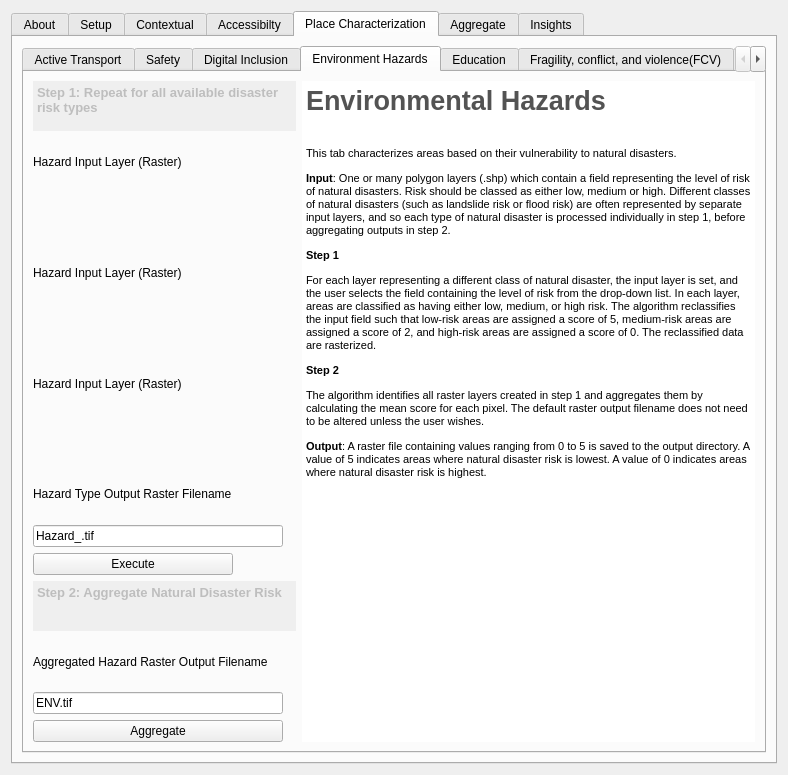
Before: the Qt Designer form gender_indicator_tool/gender_indicator_tool_dialog_base.ui in worldbank/GEEST, drawn with Qt 5.
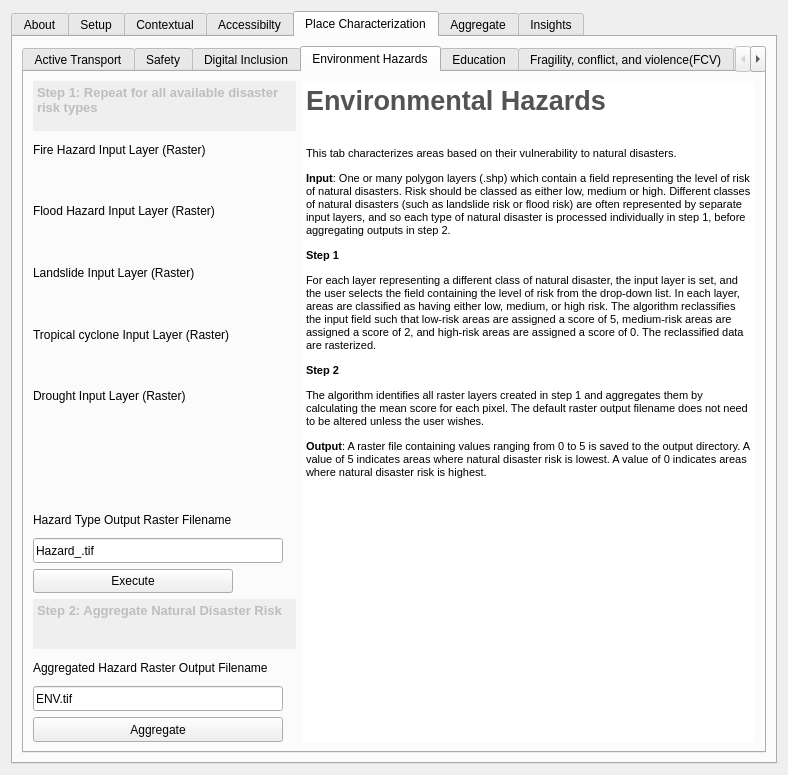
After: the same form once the commit is applied. The open tabs and pages were chosen to show the change. Custom widgets are drawn as their Qt base class.

Commit message: updates on Environmental Hazards factor

What changed in the file:
```diff
--- a/gender_indicator_tool/gender_indicator_tool_dialog_base.ui
+++ b/gender_indicator_tool/gender_indicator_tool_dialog_base.ui
@@ -2544,33 +2544,72 @@
            <string>Environment Hazards</string>
           </attribute>
           <layout class="QGridLayout" name="gridLayout_21">
-           <item row="0" column="0" colspan="2">
-            <widget class="QTextEdit" name="textEdit_32">
-             <property name="enabled">
-              <bool>false</bool>
+           <item row="9" column="0">
+            <widget class="QLabel" name="label_134">
+             <property name="maximumSize">
+              <size>
+               <width>16777215</width>
+               <height>50</height>
+              </size>
              </property>
+             <property name="text">
+              <string>Drought Input Layer (Raster)</string>
+             </property>
+            </widget>
+           </item>
+           <item row="19" column="1">
+            <widget class="QLabel" name="ENVAGG_status">
+             <property name="text">
+              <string/>
+             </property>
+            </widget>
+           </item>
+           <item row="5" column="0">
+            <widget class="QLabel" name="label_131">
              <property name="maximumSize">
               <size>
-               <width>350</width>
+               <width>16777215</width>
                <height>50</height>
               </size>
              </property>
-             <property name="frameShape">
-              <enum>QFrame::NoFrame</enum>
+             <property name="text">
+              <string>Landslide Input Layer (Raster)</string>
              </property>
-             <property name="html">
-              <string>&lt;!DOCTYPE HTML PUBLIC &quot;-//W3C//DTD HTML 4.0//EN&quot; &quot;http://www.w3.org/TR/REC-html40/strict.dtd&quot;&gt;
-&lt;html&gt;&lt;head&gt;&lt;meta name=&quot;qrichtext&quot; content=&quot;1&quot; /&gt;&lt;style type=&quot;text/css&quot;&gt;
-p, li { white-space: pre-wrap; }
-&lt;/style&gt;&lt;/head&gt;&lt;body style=&quot; font-family:'Noto Sans'; font-size:10pt; font-weight:400; font-style:normal;&quot;&gt;
-&lt;p style=&quot; margin-top:0px; margin-bottom:0px; margin-left:0px; margin-right:0px; -qt-block-indent:0; text-indent:0px;&quot;&gt;&lt;span style=&quot; font-family:'MS Shell Dlg 2'; font-weight:600;&quot;&gt;Step 1: Repeat for all available disaster risk types&lt;/span&gt;&lt;/p&gt;&lt;/body&gt;&lt;/html&gt;</string>
+            </widget>
+           </item>
+           <item row="7" column="0">
+            <widget class="QLabel" name="label_132">
+             <property name="maximumSize">
+              <size>
+               <width>16777215</width>
+               <height>50</height>
+              </size>
              </property>
+             <property name="text">
+              <string>Tropical cyclone Input Layer (Raster)</string>
+             </property>
             </widget>
            </item>
-           <item row="1" column="0" colspan="2">
-            <widget class="QLabel" name="label_128">
+           <item row="19" column="0">
+            <widget class="QPushButton" name="ENV_Aggregate_PB">
+             <property name="maximumSize">
+              <size>
+               <width>250</width>
+               <height>50</height>
+              </size>
+             </property>
+             <property name="toolTip">
+              <string>&lt;html&gt;&lt;head/&gt;&lt;body&gt;&lt;p&gt;&lt;span style=&quot; font-weight:600;&quot;&gt;Geoprocessiong Execution&lt;/span&gt;&lt;/p&gt;&lt;/body&gt;&lt;/html&gt;</string>
+             </property>
              <property name="text">
-              <string>Hazard Input Layer (Raster)</string>
+              <string>Aggregate</string>
+             </property>
+            </widget>
+           </item>
+           <item row="15" column="1">
+            <widget class="QLabel" name="ENV_status">
+             <property name="text">
+              <string/>
              </property>
             </widget>
            </item>
@@ -2579,32 +2618,31 @@
              <property name="maximumSize">
               <size>
                <width>300</width>
-               <height>16777215</height>
+               <height>50</height>
               </size>
              </property>
             </widget>
            </item>
-           <item row="3" column="0" colspan="2">
-            <widget class="QLabel" name="label_130">
-             <property name="text">
-              <string>Hazard Input Layer (Raster)</string>
-             </property>
-            </widget>
-           </item>
            <item row="4" column="0" colspan="2">
             <widget class="QgsFileWidget" name="ENV_Input_Field_2" native="true">
              <property name="maximumSize">
               <size>
                <width>300</width>
-               <height>16777215</height>
+               <height>50</height>
               </size>
              </property>
             </widget>
            </item>
-           <item row="5" column="0" colspan="2">
-            <widget class="QLabel" name="label_131">
+           <item row="1" column="0">
+            <widget class="QLabel" name="label_128">
+             <property name="maximumSize">
+              <size>
+               <width>16777215</width>
+               <height>50</height>
+              </size>
+             </property>
              <property name="text">
-              <string>Hazard Input Layer (Raster)</string>
+              <string>Fire Hazard Input Layer (Raster)</string>
              </property>
             </widget>
            </item>
@@ -2613,24 +2651,17 @@
              <property name="maximumSize">
               <size>
                <width>300</width>
-               <height>16777215</height>
+               <height>50</height>
               </size>
              </property>
             </widget>
            </item>
-           <item row="7" column="0" colspan="2">
-            <widget class="QLabel" name="label_127">
-             <property name="text">
-              <string>Hazard Type Output Raster Filename</string>
-             </property>
-            </widget>
-           </item>
-           <item row="8" column="0">
+           <item row="14" column="0">
             <widget class="QgsFilterLineEdit" name="ENV_Output_Field">
              <property name="maximumSize">
               <size>
                <width>250</width>
-               <height>16777215</height>
+               <height>50</height>
               </size>
              </property>
              <property name="text">
@@ -2641,27 +2672,7 @@
              </property>
             </widget>
            </item>
-           <item row="9" column="0">
-            <widget class="QPushButton" name="ENV_Execute_PB">
-             <property name="maximumSize">
-              <size>
-               <width>200</width>
-               <height>16777215</height>
-              </size>
-             </property>
-             <property name="text">
-              <string>Execute</string>
-             </property>
-            </widget>
-           </item>
-           <item row="9" column="1">
-            <widget class="QLabel" name="ENV_status">
-             <property name="text">
-              <string/>
-             </property>
-            </widget>
-           </item>
-           <item row="10" column="0" colspan="2">
+           <item row="16" column="0" colspan="2">
             <widget class="QTextEdit" name="textEdit_40">
              <property name="enabled">
               <bool>false</bool>
@@ -2684,56 +2695,7 @@
              </property>
             </widget>
            </item>
-           <item row="11" column="0" colspan="2">
-            <widget class="QLabel" name="label_133">
-             <property name="text">
-              <string>Aggregated Hazard Raster Output Filename</string>
-             </property>
-            </widget>
-           </item>
-           <item row="12" column="0">
-            <widget class="QgsFilterLineEdit" name="ENV_AGGOutput_Field">
-             <property name="maximumSize">
-              <size>
-               <width>250</width>
-               <height>16777215</height>
-              </size>
-             </property>
-             <property name="toolTip">
-              <string>&lt;html&gt;&lt;head/&gt;&lt;body&gt;&lt;p&gt;&lt;span style=&quot; font-weight:600;&quot;&gt;Standardized Raster Output&lt;/span&gt;&lt;/p&gt;&lt;/body&gt;&lt;/html&gt;</string>
-             </property>
-             <property name="text">
-              <string>ENV.tif</string>
-             </property>
-             <property name="qgisRelation" stdset="0">
-              <string notr="true"/>
-             </property>
-            </widget>
-           </item>
-           <item row="13" column="0">
-            <widget class="QPushButton" name="ENV_Aggregate_PB">
-             <property name="maximumSize">
-              <size>
-               <width>250</width>
-               <height>16777215</height>
-              </size>
-             </property>
-             <property name="toolTip">
-              <string>&lt;html&gt;&lt;head/&gt;&lt;body&gt;&lt;p&gt;&lt;span style=&quot; font-weight:600;&quot;&gt;Geoprocessiong Execution&lt;/span&gt;&lt;/p&gt;&lt;/body&gt;&lt;/html&gt;</string>
-             </property>
-             <property name="text">
-              <string>Aggregate</string>
-             </property>
-            </widget>
-           </item>
-           <item row="13" column="1">
-            <widget class="QLabel" name="ENVAGG_status">
-             <property name="text">
-              <string/>
-             </property>
-            </widget>
-           </item>
-           <item row="0" column="2" rowspan="14">
+           <item row="0" column="2" rowspan="20">
             <widget class="QTextEdit" name="textEdit_30">
              <property name="enabled">
               <bool>true</bool>
@@ -2761,6 +2723,120 @@
              </property>
             </widget>
            </item>
+           <item row="8" column="0">
+            <widget class="QgsFileWidget" name="ENV_Input_Field_4" native="true">
+             <property name="maximumSize">
+              <size>
+               <width>300</width>
+               <height>50</height>
+              </size>
+             </property>
+            </widget>
+           </item>
+           <item row="15" column="0">
+            <widget class="QPushButton" name="ENV_Execute_PB">
+             <property name="maximumSize">
+              <size>
+               <width>200</width>
+               <height>50</height>
+              </size>
+             </property>
+             <property name="text">
+              <string>Execute</string>
+             </property>
+            </widget>
+           </item>
+           <item row="0" column="0" colspan="2">
+            <widget class="QTextEdit" name="textEdit_32">
+             <property name="enabled">
+              <bool>false</bool>
+             </property>
+             <property name="maximumSize">
+              <size>
+               <width>350</width>
+               <height>50</height>
+              </size>
+             </property>
+             <property name="frameShape">
+              <enum>QFrame::NoFrame</enum>
+             </property>
+             <property name="html">
+              <string>&lt;!DOCTYPE HTML PUBLIC &quot;-//W3C//DTD HTML 4.0//EN&quot; &quot;http://www.w3.org/TR/REC-html40/strict.dtd&quot;&gt;
+&lt;html&gt;&lt;head&gt;&lt;meta name=&quot;qrichtext&quot; content=&quot;1&quot; /&gt;&lt;style type=&quot;text/css&quot;&gt;
+p, li { white-space: pre-wrap; }
+&lt;/style&gt;&lt;/head&gt;&lt;body style=&quot; font-family:'Noto Sans'; font-size:10pt; font-weight:400; font-style:normal;&quot;&gt;
+&lt;p style=&quot; margin-top:0px; margin-bottom:0px; margin-left:0px; margin-right:0px; -qt-block-indent:0; text-indent:0px;&quot;&gt;&lt;span style=&quot; font-family:'MS Shell Dlg 2'; font-weight:600;&quot;&gt;Step 1: Repeat for all available disaster risk types&lt;/span&gt;&lt;/p&gt;&lt;/body&gt;&lt;/html&gt;</string>
+             </property>
+            </widget>
+           </item>
+           <item row="17" column="0" colspan="2">
+            <widget class="QLabel" name="label_133">
+             <property name="maximumSize">
+              <size>
+               <width>16777215</width>
+               <height>50</height>
+              </size>
+             </property>
+             <property name="text">
+              <string>Aggregated Hazard Raster Output Filename</string>
+             </property>
+            </widget>
+           </item>
+           <item row="6" column="0" colspan="2">
+            <widget class="QgsFileWidget" name="ENV_Input_Field_3" native="true">
+             <property name="maximumSize">
+              <size>
+               <width>300</width>
+               <height>50</height>
+              </size>
+             </property>
+            </widget>
+           </item>
+           <item row="18" column="0">
+            <widget class="QgsFilterLineEdit" name="ENV_AGGOutput_Field">
+             <property name="maximumSize">
+              <size>
+               <width>250</width>
+               <height>50</height>
+              </size>
+             </property>
+             <property name="toolTip">
+              <string>&lt;html&gt;&lt;head/&gt;&lt;body&gt;&lt;p&gt;&lt;span style=&quot; font-weight:600;&quot;&gt;Standardized Raster Output&lt;/span&gt;&lt;/p&gt;&lt;/body&gt;&lt;/html&gt;</string>
+             </property>
+             <property name="text">
+              <string>ENV.tif</string>
+             </property>
+             <property name="qgisRelation" stdset="0">
+              <string notr="true"/>
+             </property>
+            </widget>
+           </item>
+           <item row="3" column="0">
+            <widget class="QLabel" name="label_130">
+             <property name="maximumSize">
+              <size>
+               <width>16777215</width>
+               <height>50</height>
+              </size>
+             </property>
+             <property name="text">
+              <string>Flood Hazard Input Layer (Raster)</string>
+             </property>
+            </widget>
+           </item>
+           <item row="13" column="0">
+            <widget class="QLabel" name="label_127">
+             <property name="maximumSize">
+              <size>
+               <width>16777215</width>
+               <height>50</height>
+              </size>
+             </property>
+             <property name="text">
+              <string>Hazard Type Output Raster Filename</string>
+             </property>
+            </widget>
+           </item>
           </layout>
           <zorder>label_127</zorder>
           <zorder>label_128</zorder>
```
Left out of the diff: 14 changed lines with no effect on the pictures. The commit also changes 1 other file.
